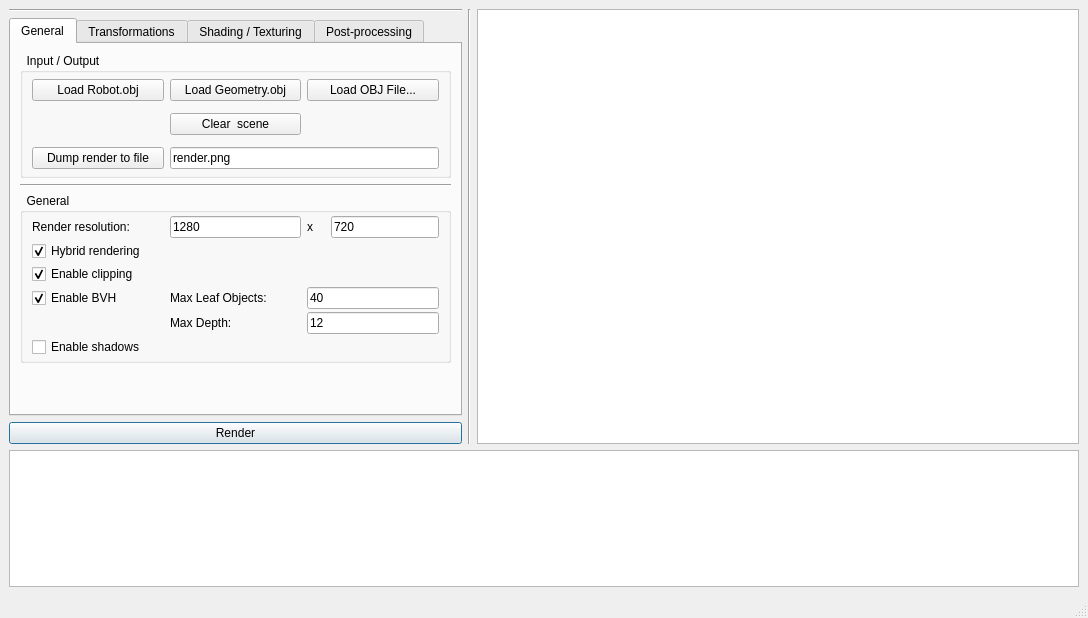
First picture: the form in tp2/projets/QT/mainwindow.ui, repository TomClabault/RayTracerCPP, before the edit.
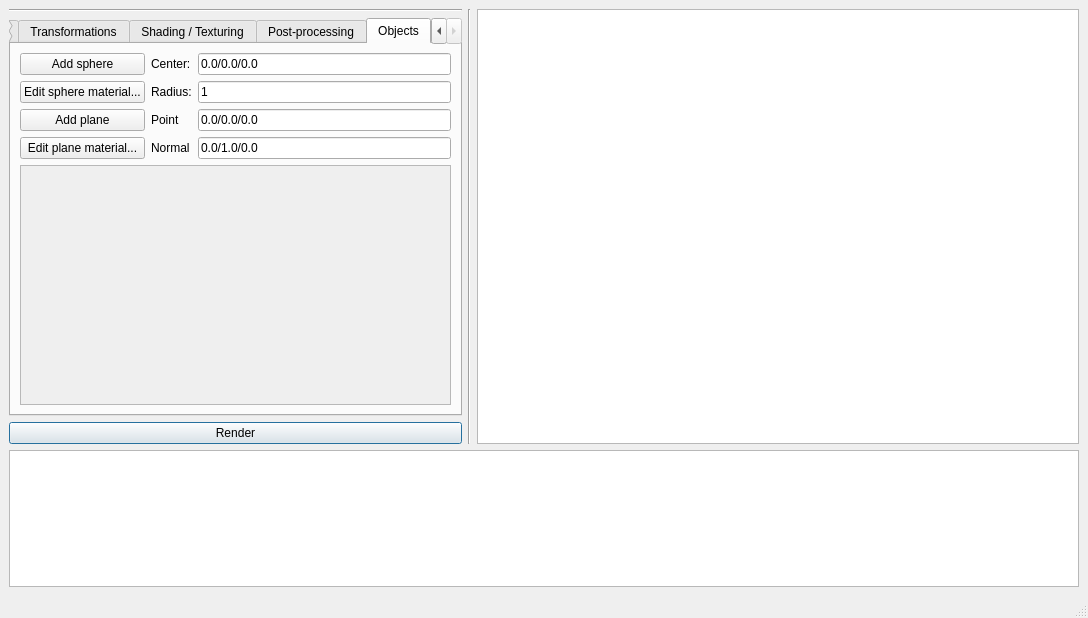
Second picture: the form after the edit.

Commit message: Can now add spheres with the UI

The edit to the form file:
```diff
--- a/tp2/projets/QT/mainwindow.ui
+++ b/tp2/projets/QT/mainwindow.ui
@@ -62,14 +62,29 @@
             <verstretch>0</verstretch>
            </sizepolicy>
           </property>
+          <property name="tabPosition">
+           <enum>QTabWidget::North</enum>
+          </property>
+          <property name="tabShape">
+           <enum>QTabWidget::Rounded</enum>
+          </property>
           <property name="currentIndex">
-           <number>0</number>
+           <number>4</number>
+          </property>
+          <property name="elideMode">
+           <enum>Qt::ElideNone</enum>
+          </property>
+          <property name="usesScrollButtons">
+           <bool>true</bool>
           </property>
           <property name="documentMode">
            <bool>false</bool>
           </property>
+          <property name="tabsClosable">
+           <bool>false</bool>
+          </property>
           <property name="movable">
-           <bool>true</bool>
+           <bool>false</bool>
           </property>
           <widget class="QWidget" name="general_tab">
            <property name="sizePolicy">
@@ -1202,6 +1217,177 @@
             </item>
            </layout>
           </widget>
+          <widget class="QWidget" name="objects_tab">
+           <attribute name="title">
+            <string>Objects</string>
+           </attribute>
+           <layout class="QGridLayout" name="gridLayout_14">
+            <item row="2" column="0">
+             <widget class="QScrollArea" name="scrollArea">
+              <property name="sizePolicy">
+               <sizepolicy hsizetype="Expanding" vsizetype="Expanding">
+                <horstretch>0</horstretch>
+                <verstretch>0</verstretch>
+               </sizepolicy>
+              </property>
+              <property name="widgetResizable">
+               <bool>true</bool>
+              </property>
+              <widget class="QWidget" name="scrollAreaWidgetContents">
+               <property name="geometry">
+                <rect>
+                 <x>0</x>
+                 <y>0</y>
+                 <width>427</width>
+                 <height>258</height>
+                </rect>
+               </property>
+               <layout class="QGridLayout" name="gridLayout_15">
+                <property name="leftMargin">
+                 <number>0</number>
+                </property>
+                <property name="topMargin">
+                 <number>0</number>
+                </property>
+                <property name="rightMargin">
+                 <number>0</number>
+                </property>
+                <property name="bottomMargin">
+                 <number>0</number>
+                </property>
+                <item row="0" column="0">
+                 <layout class="QGridLayout" name="scene_object_grid_layout"/>
+                </item>
+               </layout>
+              </widget>
+             </widget>
+            </item>
+            <item row="0" column="0">
+             <layout class="QGridLayout" name="gridLayout_13">
+              <item row="3" column="2">
+               <widget class="QLineEdit" name="plane_point_edit">
+                <property name="sizePolicy">
+                 <sizepolicy hsizetype="Minimum" vsizetype="Fixed">
+                  <horstretch>0</horstretch>
+                  <verstretch>0</verstretch>
+                 </sizepolicy>
+                </property>
+                <property name="text">
+                 <string>0.0/0.0/0.0</string>
+                </property>
+               </widget>
+              </item>
+              <item row="3" column="0">
+               <widget class="QPushButton" name="add_plane_button">
+                <property name="text">
+                 <string>Add plane</string>
+                </property>
+               </widget>
+              </item>
+              <item row="1" column="2">
+               <widget class="QLineEdit" name="sphere_radius_edit">
+                <property name="sizePolicy">
+                 <sizepolicy hsizetype="Minimum" vsizetype="Fixed">
+                  <horstretch>0</horstretch>
+                  <verstretch>0</verstretch>
+                 </sizepolicy>
+                </property>
+                <property name="text">
+                 <string>1</string>
+                </property>
+               </widget>
+              </item>
+              <item row="1" column="0">
+               <widget class="QPushButton" name="edit_sphere_material_button">
+                <property name="text">
+                 <string>Edit sphere material...</string>
+                </property>
+               </widget>
+              </item>
+              <item row="1" column="1">
+               <widget class="QLabel" name="sphere_radius_label">
+                <property name="sizePolicy">
+                 <sizepolicy hsizetype="Minimum" vsizetype="Preferred">
+                  <horstretch>0</horstretch>
+                  <verstretch>0</verstretch>
+                 </sizepolicy>
+                </property>
+                <property name="text">
+                 <string>Radius:</string>
+                </property>
+               </widget>
+              </item>
+              <item row="0" column="1">
+               <widget class="QLabel" name="sphere_center_label">
+                <property name="sizePolicy">
+                 <sizepolicy hsizetype="Minimum" vsizetype="Preferred">
+                  <horstretch>0</horstretch>
+                  <verstretch>0</verstretch>
+                 </sizepolicy>
+                </property>
+                <property name="text">
+                 <string>Center:</string>
+                </property>
+               </widget>
+              </item>
+              <item row="0" column="2">
+               <widget class="QLineEdit" name="sphere_center_edit">
+                <property name="sizePolicy">
+                 <sizepolicy hsizetype="Minimum" vsizetype="Fixed">
+                  <horstretch>0</horstretch>
+                  <verstretch>0</verstretch>
+                 </sizepolicy>
+                </property>
+                <property name="text">
+                 <string>0.0/0.0/0.0</string>
+                </property>
+               </widget>
+              </item>
+              <item row="0" column="0">
+               <widget class="QPushButton" name="add_sphere_button">
+                <property name="sizePolicy">
+                 <sizepolicy hsizetype="Minimum" vsizetype="Fixed">
+                  <horstretch>0</horstretch>
+                  <verstretch>0</verstretch>
+                 </sizepolicy>
+                </property>
+                <property name="text">
+                 <string>Add sphere</string>
+                </property>
+               </widget>
+              </item>
+              <item row="3" column="1">
+               <widget class="QLabel" name="plane_point_label">
+                <property name="text">
+                 <string>Point</string>
+                </property>
+               </widget>
+              </item>
+              <item row="4" column="1">
+               <widget class="QLabel" name="plane_normal_label">
+                <property name="text">
+                 <string>Normal</string>
+                </property>
+               </widget>
+              </item>
+              <item row="4" column="2">
+               <widget class="QLineEdit" name="plane_normal_edit">
+                <property name="text">
+                 <string>0.0/1.0/0.0</string>
+                </property>
+               </widget>
+              </item>
+              <item row="4" column="0">
+               <widget class="QPushButton" name="edit_plane_material_button">
+                <property name="text">
+                 <string>Edit plane material...</string>
+                </property>
+               </widget>
+              </item>
+             </layout>
+            </item>
+           </layout>
+          </widget>
          </widget>
         </item>
         <item>
```
Left out of the diff: 32 changed lines with no effect on the pictures. The commit also changes 7 other files.
